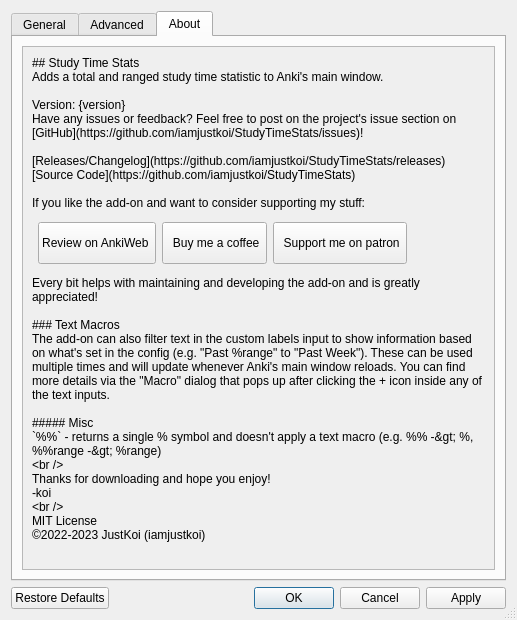
This is res/ui/options_dialog.ui in iamjustkoi/StudyTimeStats as Qt 5 draws it before an edit. The edited form follows.
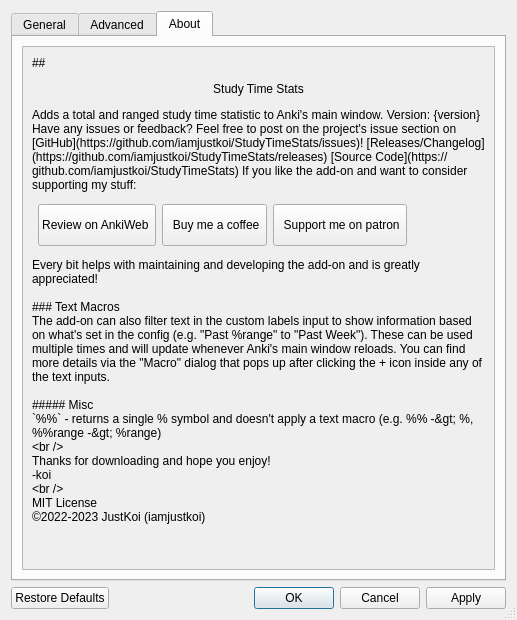
This is the edited form. The open tabs and pages were chosen to show the change. Icons and pictures are not drawn.

Commit message: add stats icon to about tab

What changed in the file:
```diff
--- a/res/ui/options_dialog.ui
+++ b/res/ui/options_dialog.ui
@@ -338,7 +338,7 @@
               </sizepolicy>
              </property>
              <property name="text">
-              <string>## Study Time Stats
+              <string>## &lt;p align=&quot;center&quot;&gt;Study Time Stats&lt;img src=&quot;{img_path}&quot;&gt;&lt;/p&gt;
 Adds a total and ranged study time statistic to Anki's main window.  
 
 Version: {version}  
```
Left out of the diff: 2 changed lines with no effect on the pictures. The commit also changes 2 other files.
